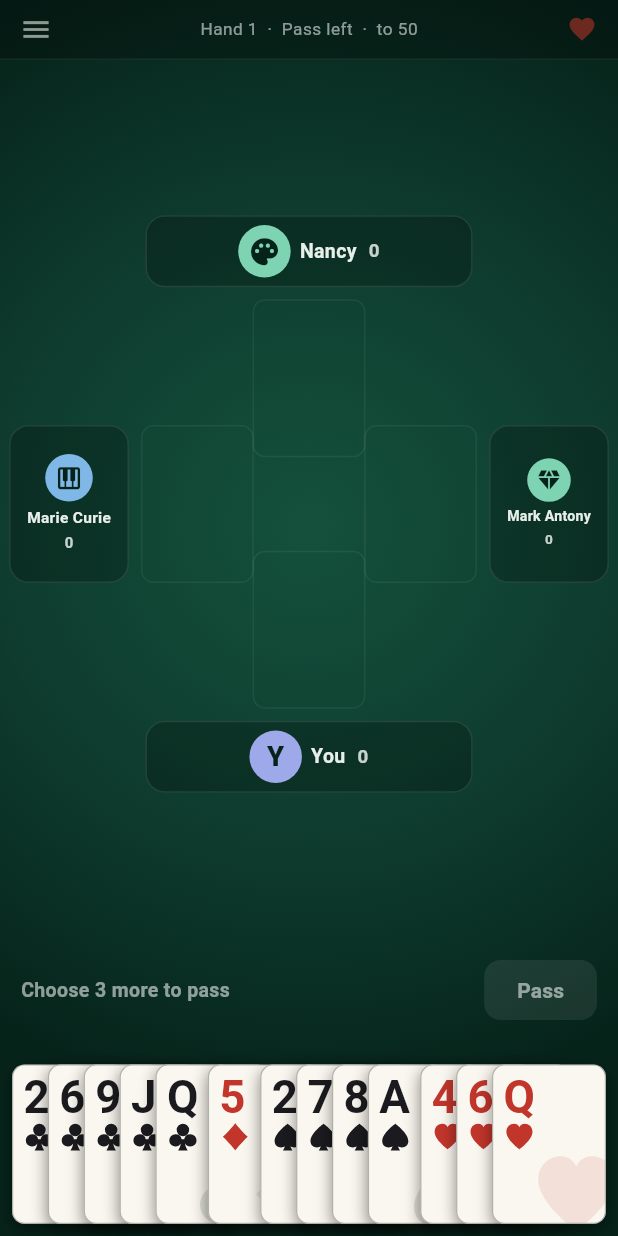
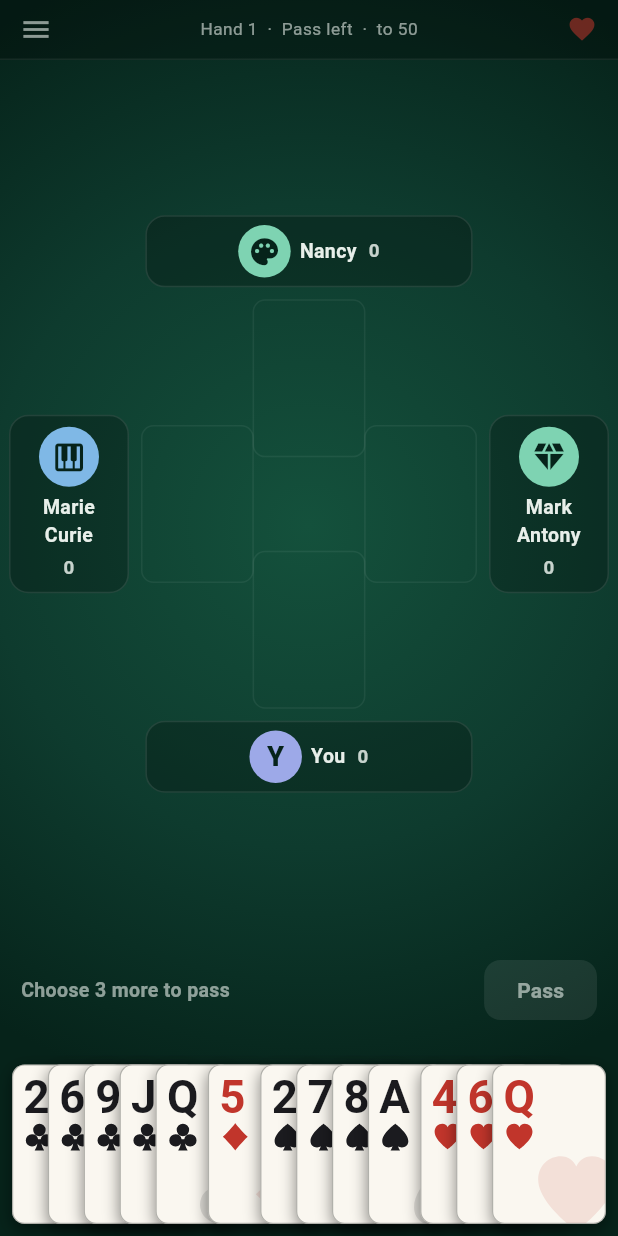
Before and after one commit to bfulton/open-hearts, a Flutter app: the TablePage screen opened directly, on a phone screen of 412 x 824 dp. Run offline on Flutter 3.47's test engine with Material 3 defaults, Android fonts, the phone set to English and light mode, and no system bars; our stand-ins replace image_picker, shared_preferences, shelf, shelf_web_socket; missing offline and left inert: bip340, dart:ffi, dart:js_interop, flutter_webrtc, pointycastle; accounts and stored records are empty; network calls fail.

Commit message:
Every name on the felt is the same size as every other
A badge that could not fit a name shrank it: "Mumtaz Mahal" in the
east seat of a phone came out at a third of the size of the name
across the table from it, which reads as a smaller player rather than
a longer name.

So a name is drawn at one size wherever it is. It wraps at its spaces
where the badge is stacked and the name has any, and it is cut with an
ellipsis when even that will not go in. The name is given a bounded
width to be cut against, since the badge scales its contents into its
box and unbounded text would be scaled instead of cut.

A stacked badge keeps room for a second line whether its name needs
one or not. That is what makes the pair at the sides one size without
either measuring a name before drawing it or laying one badge over a
ghost of the other: they have the same icon and the same two lines, so
they come out the same height whatever the four of them are called.

The test reads the scale each name is actually painted at. Against the
old code it reads 0.35.

Co-Authored-By: Claude Opus 5 <noreply@anthropic.com>
Claude-Session: https://claude.ai/code/session_01EUG4cz3bqdEEphZgh2zyFP

```diff
--- a/app/lib/ui/table_view.dart
+++ b/app/lib/ui/table_view.dart
@@ -119,7 +119,9 @@ class TableView extends StatelessWidget {
               // first. The side badges have a strip, so they stack.
               oneLine: wide || position.isEven,
               maxWidth: !wide && position.isEven ? facing : sideRoom,
-              height: line,
+              // A stacked badge takes the height of the row it is in,
+              // which is the taller of the pair's (below).
+              height: wide || position.isEven ? line : null,
               iconSize: wide || position.isEven ? SeatBadge.iconOn(line) : SeatBadge.iconIn(cardHeight),
             );
 
@@ -195,8 +197,9 @@ class TableView extends StatelessWidget {
               ),
             );
 
-        Widget seat(int position) => wide
-            ? SizedBox(
+        Widget seat(int position) {
+          if (wide) {
+            return SizedBox(
               height: line,
               child: Stack(
                 children: [
@@ -206,12 +209,12 @@ class TableView extends StatelessWidget {
                   Positioned.fill(child: badge(position)),
                 ],
               ),
-              )
-            : SizedBox(
-                width: position.isEven ? facing : sideRoom,
-                height: position.isEven ? null : cardHeight,
-                child: badge(position),
             );
+          }
+          return position.isEven
+              ? SizedBox(width: facing, height: line, child: badge(position))
+              : SizedBox(width: sideRoom, child: badge(position));
+        }
 
         return Padding(
           padding: const EdgeInsets.symmetric(horizontal: _badgeInset),
@@ -224,6 +227,7 @@ class TableView extends StatelessWidget {
                 height: trickBox.height,
                 child: Stack(
                   clipBehavior: Clip.none,
+                  alignment: Alignment.center,
                   children: [
                     Positioned(right: sideOut, top: 0, bottom: 0, child: Center(child: seat(1))),
                     Positioned(left: sideOut, top: 0, bottom: 0, child: Center(child: seat(3))),
@@ -348,7 +352,7 @@ class SeatBadge extends StatelessWidget {
     required this.avatar,
     this.clockMs,
     this.oneLine = false,
-    this.height = line,
+    this.height,
     this.onHold,
     required this.iconSize,
   });
@@ -382,9 +386,10 @@ class SeatBadge extends StatelessWidget {
   /// stacks instead.
   final bool oneLine;
 
-  /// How tall a one-line badge is, and how big its icon: the felt
-  /// chooses both, since it is the one that gives up the height.
-  final double height;
+  /// How tall the badge is, and how big its icon: the felt chooses
+  /// both, since it is the one that gives up the height. A null height
+  /// is the badge's own, which is what [stackedHeight] predicts.
+  final double? height;
   final double iconSize;
 
   /// The least a badge is given: a two-word name wrapped, or most of
@@ -407,6 +412,12 @@ class SeatBadge extends StatelessWidget {
   static double iconOn(double line) => line - 13;
   static double iconIn(double cardHeight) => (cardHeight * 0.38).clamp(22.0, 40.0);
 
+  /// Every name on the felt is this size, whoever it belongs to.
+  static const nameSize = 13.0;
+  static const _numberSize = 12.5;
+
+  static const _stacked = EdgeInsets.symmetric(horizontal: 11, vertical: 7);
+
   @override
   Widget build(BuildContext context) {
     final total = game.totals[seat];
@@ -420,9 +431,7 @@ class SeatBadge extends StatelessWidget {
           '${onTurn ? ', on turn' : ''}${clock == null ? '' : ', ${clockSeconds(clock)} s on the clock'}',
       onLongPress: onHold,
       child: ExcludeSemantics(
-        child: oneLine
-            ? SizedBox(height: height, child: _held(context, total, taken))
-            : _held(context, total, taken),
+        child: height == null ? _held(context, total, taken) : SizedBox(height: height, child: _held(context, total, taken)),
       ),
     );
   }
@@ -434,15 +443,17 @@ class SeatBadge extends StatelessWidget {
     return GestureDetector(behavior: HitTestBehavior.opaque, onLongPress: onHold, child: badge);
   }
 
-  EdgeInsets get _padding => oneLine ? const EdgeInsets.symmetric(horizontal: 10, vertical: 4) : const EdgeInsets.symmetric(horizontal: 11, vertical: 7);
+  EdgeInsets get _padding => oneLine ? const EdgeInsets.symmetric(horizontal: 10, vertical: 4) : _stacked;
 
-  /// The name, in the room it has: on one line when it fits, else — a
-  /// long name, Mumtaz Mahal in the east seat of a phone — wrapped at
-  /// its spaces where the badge is stacked, and scaled to the room
-  /// where it is one line or the name is one word.
+  /// The name, in the room it has, at one size wherever it is: every
+  /// player's name is the same size as every other's, so a long one is
+  /// not a smaller one. On one line when it fits; wrapped at its
+  /// spaces where the badge is stacked and the name has any — Mumtaz
+  /// Mahal in the east seat of a phone; and cut with an ellipsis when
+  /// even that will not go in.
   Widget _name(BuildContext context, double room) {
     final style = TextStyle(
-      fontSize: 13,
+      fontSize: nameSize,
       fontWeight: FontWeight.w600,
       color: onTurn ? Palette.gold : Palette.chrome,
     );
@@ -454,21 +465,42 @@ class SeatBadge extends StatelessWidget {
           maxLines: 1,
         )..layout())
         .width;
-    if (widthOf(name) <= room) return Text(name, style: style, maxLines: 1);
     final words = name.split(' ');
-    if (!oneLine && words.length > 1 && words.every((w) => widthOf(w) <= room)) {
-      return Text(
+    final wrapped = !oneLine && words.length > 1;
+    if (widthOf(name) <= room) {
+      final line = Text(name, style: style, maxLines: 1);
+      // A stacked badge keeps room for a second line whether this name
+      // needs one or not, so the pair at the sides are one size and a
+      // long name is not a smaller name.
+      return oneLine ? line : SizedBox(height: 2 * _lineHeight(context, style), child: Center(child: line));
+    }
+    // Bounded, so the line has something to cut against: the badge
+    // scales its contents into its box (below), and unbounded text
+    // would be scaled rather than cut.
+    return ConstrainedBox(
+      constraints: BoxConstraints(maxWidth: room, minHeight: oneLine ? 0 : 2 * _lineHeight(context, style)),
+      child: Text(
         name,
         style: style,
         textAlign: TextAlign.center,
-        maxLines: words.length,
+        softWrap: wrapped,
+        maxLines: wrapped ? 2 : 1,
+        overflow: TextOverflow.ellipsis,
         // As wide as its longest line, not as the room: the badge hugs
         // the name.
         textWidthBasis: TextWidthBasis.longestLine,
+      ),
     );
   }
-    return FittedBox(fit: BoxFit.scaleDown, child: Text(name, style: style, maxLines: 1));
-  }
+
+  /// One line of the name, as this reader's text size draws it.
+  static double _lineHeight(BuildContext context, TextStyle style) => (TextPainter(
+        text: TextSpan(text: 'M', style: style),
+        textDirection: TextDirection.ltr,
+        textScaler: MediaQuery.textScalerOf(context),
+        maxLines: 1,
+      )..layout())
+      .height;
 
   Widget _badge(BuildContext context, int total, int taken) {
     // The icon sits beside the name where the badge has the width for
@@ -488,7 +520,7 @@ class SeatBadge extends StatelessWidget {
         children: [
           Text('$total',
               style: TextStyle(
-                  fontSize: 12.5,
+                  fontSize: _numberSize,
                   fontWeight: FontWeight.w600,
                   fontFeatures: const [FontFeature.tabularFigures()],
                   color: Palette.chrome.withValues(alpha: 0.85))),
```
Also changed, not shown: 1 other file. Lines whose indentation alone changed are shown as unchanged.
